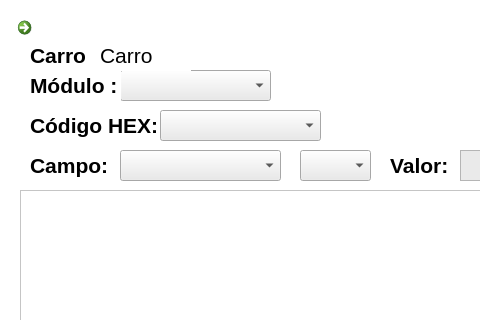
Qt form FSIPLeiria/tabeladados.ui (tatianascgil/Projeto_Informatico_Formula_Student_Barramento_CAN) before a commit; both pictures show x 0 to 480 and y 0 to 320 of the 1000 by 700 pixel window.
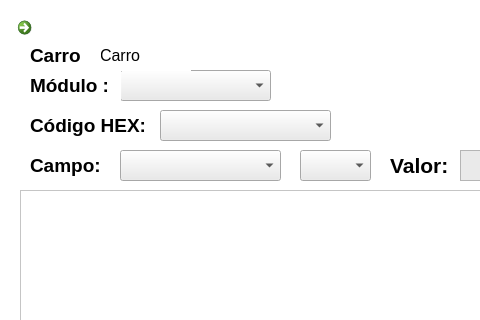
The same form after that commit. Icons and pictures are not drawn.

What changed in the file:
```diff
--- a/FSIPLeiria/tabeladados.ui
+++ b/FSIPLeiria/tabeladados.ui
@@ -132,7 +132,7 @@
    </property>
    <property name="font">
     <font>
-     <pointsize>16</pointsize>
+     <pointsize>14</pointsize>
      <bold>true</bold>
     </font>
    </property>
@@ -207,7 +207,7 @@
    </property>
    <property name="font">
     <font>
-     <pointsize>16</pointsize>
+     <pointsize>14</pointsize>
      <bold>true</bold>
     </font>
    </property>
@@ -242,7 +242,7 @@
    </property>
    <property name="font">
     <font>
-     <pointsize>16</pointsize>
+     <pointsize>12</pointsize>
     </font>
    </property>
    <property name="text">
@@ -254,10 +254,15 @@
     <rect>
      <x>160</x>
      <y>110</y>
-     <width>161</width>
+     <width>171</width>
      <height>31</height>
     </rect>
    </property>
+   <property name="font">
+    <font>
+     <pointsize>10</pointsize>
+    </font>
+   </property>
    <property name="styleSheet">
     <string notr="true">background:rgb(234, 234, 234)</string>
    </property>
@@ -276,7 +281,7 @@
    </property>
    <property name="font">
     <font>
-     <pointsize>16</pointsize>
+     <pointsize>14</pointsize>
      <bold>true</bold>
     </font>
    </property>
@@ -295,7 +300,7 @@
    </property>
    <property name="font">
     <font>
-     <pointsize>16</pointsize>
+     <pointsize>14</pointsize>
      <bold>true</bold>
     </font>
    </property>
```
Left out of the diff: 30 changed lines with no effect on the pictures.
